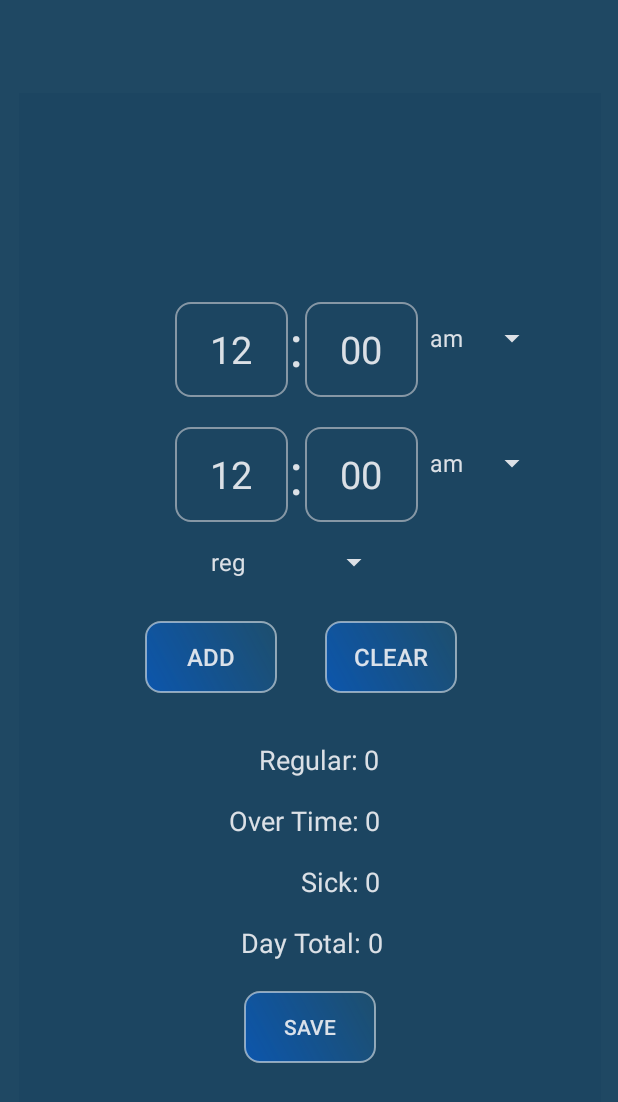
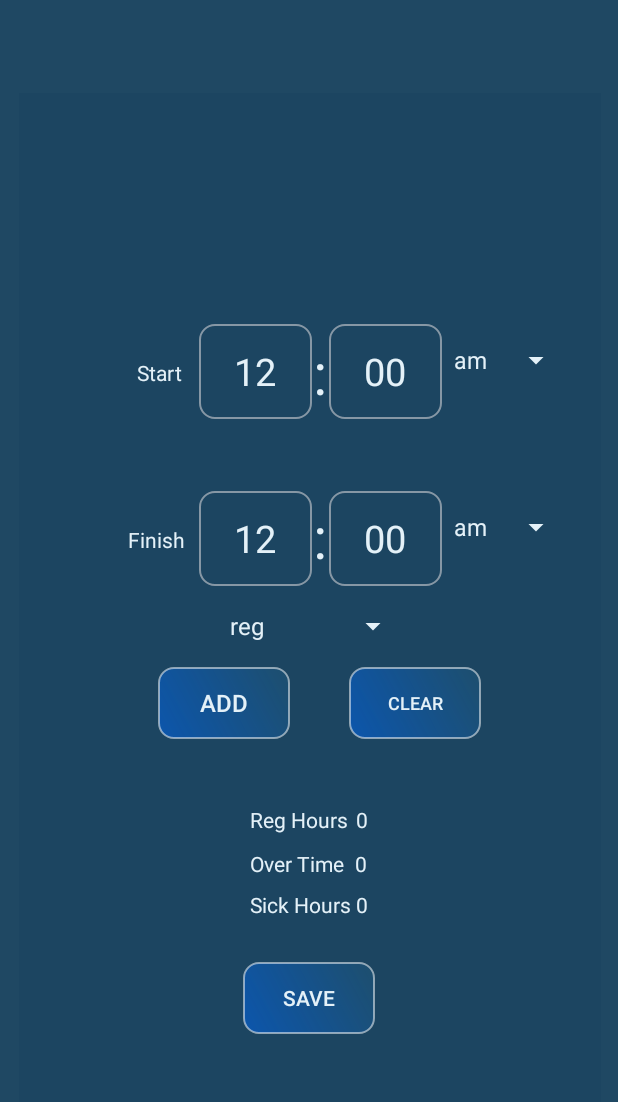
Before and after one commit to msteil99/AndroidPayRollProject, an Android app: the fragment CurrentDateFragment placed in its activity, on a phone screen of 412 x 824 dp. Shown: the top 1102 px of the screen. Run offline under Robolectric (Android 15) with nearby library versions, the phone set to English and light mode, and no system bars; 1 statement that could not run was skipped.

Commit message:
PayRoll Project

```diff
--- a/app/src/main/java/com/example/payrollproject/CurrentDateFragment.java
+++ b/app/src/main/java/com/example/payrollproject/CurrentDateFragment.java
@@ -72,7 +72,7 @@ public class CurrentDateFragment extends Fragment {
         spWageRate.setAdapter(adapter);
 
         final TextView tvRegNum = v.findViewById(R.id.tvRegHours);
-        final TextView tvOtNum  = v.findViewById(R.id.tvOTHours);
+        final TextView tvOtNum  = v.findViewById(R.id.tvOtHours);
         final TextView tvSickNum = v.findViewById(R.id.tvSickHours);
 
         final EditText etFrmHour = v.findViewById(R.id.etFrmHours);
--- a/app/src/main/java/com/example/payrollproject/MainActivity.java
+++ b/app/src/main/java/com/example/payrollproject/MainActivity.java
@@ -46,8 +46,6 @@ public class MainActivity extends AppCompatActivity implements CalendarFragment.
 
         //applies all values associated with the current date
         userData = new UserData(LocalDate.now());
-
-
         //instantiate previous settings data
         sharedPrefSeti = Objects.requireNonNull(getSharedPreferences(getResources().getString(R.string.prefSeti), Context.MODE_PRIVATE));
 
@@ -128,7 +126,7 @@ public class MainActivity extends AppCompatActivity implements CalendarFragment.
         edMain.apply();
 
         //pass text and current view
-        inflateToast("Saved", this.findViewById(android.R.id.content));
+        customToast("Saved", this.findViewById(android.R.id.content));
     }
      //todo Toast to show day total saved
     public void onHoursChanged(String dateKey) {
@@ -158,7 +156,7 @@ public class MainActivity extends AppCompatActivity implements CalendarFragment.
          fragTrans.replace(R.id.flFragment, calendarFragment).commit();
 
          //pass text and current view
-         inflateToast(getDayTotal(dateKey) + " Saved", this.findViewById(android.R.id.content));
+         customToast(getDayTotal(dateKey) + " Saved", this.findViewById(android.R.id.content));
     }
 
     //save new pay roll list, opened by PayListFragment
@@ -226,8 +224,7 @@ public class MainActivity extends AppCompatActivity implements CalendarFragment.
     }
 
     //custom toast to display near the bottom of the screen
-    public void inflateToast(String text , View v){
-
+    public void customToast(String text , View v){
         //int position = v.getHeight();
         LayoutInflater inflater = getLayoutInflater();
         View layout = inflater.inflate(R.layout.toast_custom,
--- a/app/src/main/res/layout/fragment_current_date.xml
+++ b/app/src/main/res/layout/fragment_current_date.xml
@@ -13,22 +13,23 @@
         android:id="@+id/tvCurrentDate"
         android:layout_width="wrap_content"
         android:layout_height="wrap_content"
-        android:layout_marginTop="16dp"
         android:text=""
-        android:textSize="36sp"
+        android:textColor="@color/colorTextLb"
+        android:textSize="40sp"
+        android:textStyle="italic"
         app:layout_constraintBottom_toBottomOf="parent"
         app:layout_constraintEnd_toEndOf="parent"
-        app:layout_constraintHorizontal_bias="0.457"
+        app:layout_constraintHorizontal_bias="0.498"
         app:layout_constraintStart_toStartOf="parent"
         app:layout_constraintTop_toTopOf="parent"
-        app:layout_constraintVertical_bias="0.043" />
+        app:layout_constraintVertical_bias="0.086" />
 
     <EditText
         android:id="@+id/etFrmHours"
         android:layout_width="75dp"
         android:layout_height="63dp"
-        android:layout_marginStart="104dp"
-        android:layout_marginTop="20dp"
+        android:layout_marginStart="120dp"
+        android:layout_marginTop="48dp"
         android:background="@drawable/et_custom_time"
         android:ems="10"
         android:gravity="center"
@@ -46,7 +47,7 @@
         android:id="@+id/textView3"
         android:layout_width="11dp"
         android:layout_height="65dp"
-        android:layout_marginTop="20dp"
+        android:layout_marginTop="44dp"
         android:gravity="center"
         android:text=":"
         android:textSize="38sp"
@@ -57,7 +58,7 @@
         android:id="@+id/etFrmMin"
         android:layout_width="75dp"
         android:layout_height="63dp"
-        android:layout_marginTop="20dp"
+        android:layout_marginTop="48dp"
         android:background="@drawable/et_custom_time"
         android:ems="10"
         android:gravity="center"
@@ -72,8 +73,10 @@
         android:id="@+id/spFrmTime"
         android:layout_width="wrap_content"
         android:layout_height="wrap_content"
-        android:layout_marginTop="20dp"
+        android:layout_marginTop="48dp"
         android:backgroundTint="@color/colorText"
+        app:layout_constraintEnd_toEndOf="parent"
+        app:layout_constraintHorizontal_bias="0.0"
         app:layout_constraintStart_toEndOf="@+id/etFrmMin"
         app:layout_constraintTop_toBottomOf="@+id/etToMin" />
 
@@ -81,20 +84,23 @@
         android:id="@+id/spToTime"
         android:layout_width="wrap_content"
         android:layout_height="wrap_content"
-        android:layout_marginTop="48dp"
+        android:layout_marginTop="45dp"
         android:backgroundTint="@color/colorText"
 
         android:foregroundTint="@color/colorText"
         android:spinnerMode="dropdown"
+        app:layout_constraintEnd_toEndOf="parent"
+        app:layout_constraintHorizontal_bias="0.0"
         app:layout_constraintStart_toEndOf="@+id/etToMin"
         app:layout_constraintTop_toBottomOf="@+id/tvCurrentDate" />
+
 
     <EditText
         android:id="@+id/etToHours"
         android:layout_width="75dp"
         android:layout_height="63dp"
-        android:layout_marginStart="104dp"
-        android:layout_marginTop="48dp"
+        android:layout_marginStart="120dp"
+        android:layout_marginTop="45dp"
         android:background="@drawable/et_custom_time"
         android:ems="10"
         android:gravity="center"
@@ -113,7 +119,7 @@
         android:id="@+id/etToMin"
         android:layout_width="75dp"
         android:layout_height="63dp"
-        android:layout_marginTop="48dp"
+        android:layout_marginTop="45dp"
         android:background="@drawable/et_custom_time"
         android:ems="10"
         android:gravity="center"
@@ -131,7 +137,7 @@
         android:id="@+id/textView6"
         android:layout_width="11dp"
         android:layout_height="65dp"
-        android:layout_marginTop="44dp"
+        android:layout_marginTop="45dp"
         android:gravity="center"
         android:text=":"
         android:textSize="38sp"
@@ -144,7 +150,7 @@
         android:layout_height="54dp"
         android:backgroundTint="@color/colorText"
         app:layout_constraintEnd_toEndOf="parent"
-        app:layout_constraintHorizontal_bias="0.461"
+        app:layout_constraintHorizontal_bias="0.51"
         app:layout_constraintStart_toStartOf="parent"
         app:layout_constraintTop_toBottomOf="@+id/textView3" />
 
@@ -152,13 +158,13 @@
         android:id="@+id/btnAddHours"
         android:layout_width="wrap_content"
         android:layout_height="wrap_content"
-        android:layout_marginTop="12dp"
-        android:layout_marginEnd="32dp"
+        android:layout_marginEnd="36dp"
         android:background="@drawable/btn_custom"
         android:text="Add"
+        android:textColor="@color/colorTextLb"
         android:textSize="16sp"
         app:layout_constraintEnd_toStartOf="@+id/btnClear"
-        app:layout_constraintHorizontal_bias="1.0"
+        app:layout_constraintHorizontal_bias="0.963"
         app:layout_constraintStart_toStartOf="parent"
         app:layout_constraintTop_toBottomOf="@+id/spWageChooser" />
 
@@ -166,113 +172,128 @@
         android:id="@+id/btnClear"
         android:layout_width="wrap_content"
         android:layout_height="wrap_content"
-        android:layout_marginTop="12dp"
-        android:layout_marginEnd="96dp"
+        android:layout_marginEnd="80dp"
         android:background="@drawable/btn_custom"
         android:text="Clear"
-        android:textSize="16sp"
+        android:textColor="@color/colorTextLb"
+        android:textSize="12sp"
         app:layout_constraintEnd_toEndOf="parent"
         app:layout_constraintTop_toBottomOf="@+id/spWageChooser" />
 
-    <TextView
-        android:id="@+id/textView44"
+    <LinearLayout
+        android:id="@+id/linearLayout2"
         android:layout_width="wrap_content"
         android:layout_height="wrap_content"
-        android:layout_marginStart="160dp"
-        android:layout_marginTop="32dp"
-        android:text="Regular:"
-        android:textSize="18sp"
+        android:layout_marginTop="44dp"
+        android:orientation="vertical"
+        app:layout_constraintEnd_toEndOf="parent"
+        app:layout_constraintHorizontal_bias="0.498"
         app:layout_constraintStart_toStartOf="parent"
-        app:layout_constraintTop_toBottomOf="@+id/btnAddHours" />
+        app:layout_constraintTop_toBottomOf="@+id/btnAddHours">
+
+        <LinearLayout
+            android:layout_width="wrap_content"
+            android:layout_height="wrap_content"
+            android:orientation="horizontal">
 
             <TextView
-        android:id="@+id/textView45"
                 android:layout_width="wrap_content"
                 android:layout_height="wrap_content"
-        android:layout_marginStart="140dp"
-        android:layout_marginTop="16dp"
-        android:text="Over Time:"
-        android:textSize="18sp"
-        app:layout_constraintStart_toStartOf="parent"
-        app:layout_constraintTop_toBottomOf="@+id/textView44" />
-
-    <TextView
-        android:id="@+id/textView46"
-        android:layout_width="wrap_content"
-        android:layout_height="wrap_content"
-        android:layout_marginStart="188dp"
-        android:layout_marginTop="16dp"
-        android:text="Sick:"
-        android:textSize="18sp"
-        app:layout_constraintStart_toStartOf="parent"
-        app:layout_constraintTop_toBottomOf="@+id/textView45" />
+                android:layout_marginEnd="5dp"
+                android:text="Reg Hours"
+                android:textColor="@color/colorTextLb"></TextView>
 
             <TextView
                 android:id="@+id/tvRegHours"
                 android:layout_width="wrap_content"
                 android:layout_height="wrap_content"
-        android:layout_marginStart="4dp"
-        android:layout_marginTop="32dp"
                 android:text="0"
-        android:textSize="18sp"
-        app:layout_constraintStart_toEndOf="@+id/textView44"
-        app:layout_constraintTop_toBottomOf="@+id/btnAddHours" />
+                android:textColor="@color/colorTextLb"></TextView>
+        </LinearLayout>
+
+        <LinearLayout
+            android:layout_width="wrap_content"
+            android:layout_height="wrap_content"
+            android:layout_marginTop="10dp"
+            android:orientation="horizontal">
 
             <TextView
-        android:id="@+id/tvOTHours"
                 android:layout_width="wrap_content"
                 android:layout_height="wrap_content"
-        android:layout_marginStart="4dp"
-        android:layout_marginTop="16dp"
+                android:layout_marginEnd="7dp"
+                android:text="Over Time"
+                android:textColor="@color/colorTextLb"></TextView>
+
+            <TextView
+                android:id="@+id/tvOtHours"
+                android:layout_width="wrap_content"
+                android:layout_height="wrap_content"
                 android:text="0"
-        android:textSize="18sp"
-        app:layout_constraintStart_toEndOf="@+id/textView45"
-        app:layout_constraintTop_toBottomOf="@+id/tvRegHours" />
+                android:textColor="@color/colorTextLb"></TextView>
+        </LinearLayout>
+
+        <LinearLayout
+            android:layout_width="wrap_content"
+            android:layout_height="wrap_content"
+            android:layout_marginTop="8dp"
+            android:orientation="horizontal"
+            android:textColor="@color/colorTextLb">
+
+            <TextView
+                android:layout_width="wrap_content"
+                android:layout_height="wrap_content"
+                android:layout_marginEnd="3dp"
+                android:text="Sick Hours"
+                android:textColor="@color/colorTextLb"></TextView>
 
             <TextView
                 android:id="@+id/tvSickHours"
                 android:layout_width="wrap_content"
                 android:layout_height="wrap_content"
-        android:layout_marginStart="4dp"
-        android:layout_marginTop="16dp"
                 android:text="0"
-        android:textSize="18sp"
-        app:layout_constraintStart_toEndOf="@+id/textView46"
-        app:layout_constraintTop_toBottomOf="@+id/tvOTHours" />
-
-    <TextView
-        android:id="@+id/textView50"
-        android:layout_width="wrap_content"
-        android:layout_height="wrap_content"
-        android:layout_marginStart="148dp"
-        android:layout_marginTop="16dp"
-        android:text="Day Total:"
-        android:textSize="18sp"
-        app:layout_constraintStart_toStartOf="parent"
-        app:layout_constraintTop_toBottomOf="@+id/textView46" />
-
-    <TextView
-        android:id="@+id/tvDayTotal"
-        android:layout_width="wrap_content"
-        android:layout_height="wrap_content"
-        android:layout_marginStart="4dp"
-        android:layout_marginTop="16dp"
-        android:text="0"
-        android:textSize="18sp"
-        app:layout_constraintStart_toEndOf="@+id/textView50"
-        app:layout_constraintTop_toBottomOf="@+id/tvSickHours" />
+                android:textColor="@color/colorTextLb"></TextView>
+        </LinearLayout>
+    </LinearLayout>
 
     <Button
         android:id="@+id/btnSaveDate"
         android:layout_width="wrap_content"
         android:layout_height="wrap_content"
-        android:layout_marginTop="20dp"
+        android:layout_marginTop="25dp"
+        android:layout_marginBottom="60dp"
         android:background="@drawable/btn_custom"
         android:text="Save"
+        android:textColor="@color/colorTextLb"
+        app:layout_constraintBottom_toBottomOf="parent"
         app:layout_constraintEnd_toEndOf="parent"
-        app:layout_constraintHorizontal_bias="0.5"
+        app:layout_constraintHorizontal_bias="0.498"
         app:layout_constraintStart_toStartOf="parent"
-        app:layout_constraintTop_toBottomOf="@+id/textView50" />
+        app:layout_constraintTop_toBottomOf="@+id/linearLayout2"
+        app:layout_constraintVertical_bias="0.457" />
+
+    <TextView
+        android:id="@+id/textView7"
+        android:layout_width="wrap_content"
+        android:layout_height="wrap_content"
+        android:layout_marginTop="68dp"
+        android:text="Start"
+        android:textColor="@color/colorTextLb"
+        app:layout_constraintEnd_toStartOf="@+id/etToHours"
+        app:layout_constraintHorizontal_bias="0.877"
+        app:layout_constraintStart_toStartOf="parent"
+        app:layout_constraintTop_toBottomOf="@+id/tvCurrentDate" />
+
+    <TextView
+        android:id="@+id/textView8"
+        android:layout_width="wrap_content"
+        android:layout_height="wrap_content"
+        android:layout_marginTop="92dp"
+        android:text="Finish"
+        android:textColor="@color/colorTextLb"
+        app:layout_constraintEnd_toStartOf="@+id/etFrmHours"
+        app:layout_constraintHorizontal_bias="0.885"
+        app:layout_constraintStart_toStartOf="parent"
+        app:layout_constraintTop_toBottomOf="@+id/textView7" />
 
 
 </androidx.constraintlayout.widget.ConstraintLayout>
--- a/app/src/main/res/values/colors.xml
+++ b/app/src/main/res/values/colors.xml
@@ -5,9 +5,10 @@
     <color name="colorAccent">#03DAC5</color>
     <color name="colorBackground">#8C1C4661</color>
     <color name="colorCalendar">#C51C4661</color>
-    <color name="colorText">#E8EEF0F3</color>
+    <color name="colorText">#E4F1F8</color>
     <color name="colorButton">#AEDAF8</color>
     <color name="colorTextBackGround">#3498DB</color>
     <color name ="colorGradStart">#C51E5171</color>
     <color name="colorGradend">#0C56AC</color>
+    <color name="colorTextLb">#E4F1F8</color>
 </resources>
```
Lines whose indentation alone changed are shown as unchanged.
